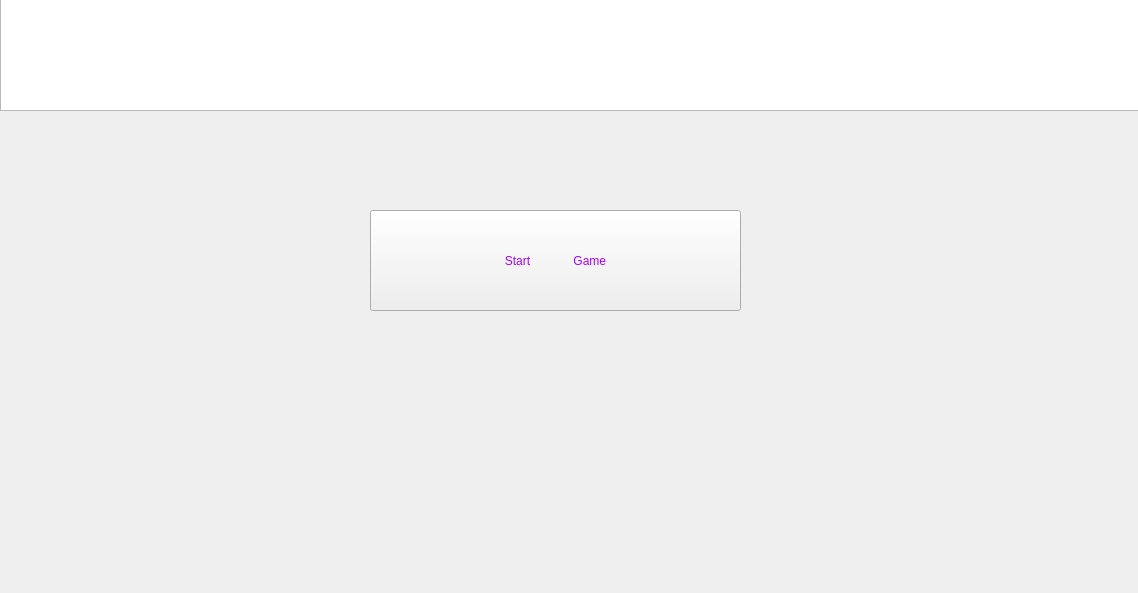
The window that TicTacToeGames/mainwindow.ui (bassant2005/X0_games) describes before a commit, drawn with Qt 5.
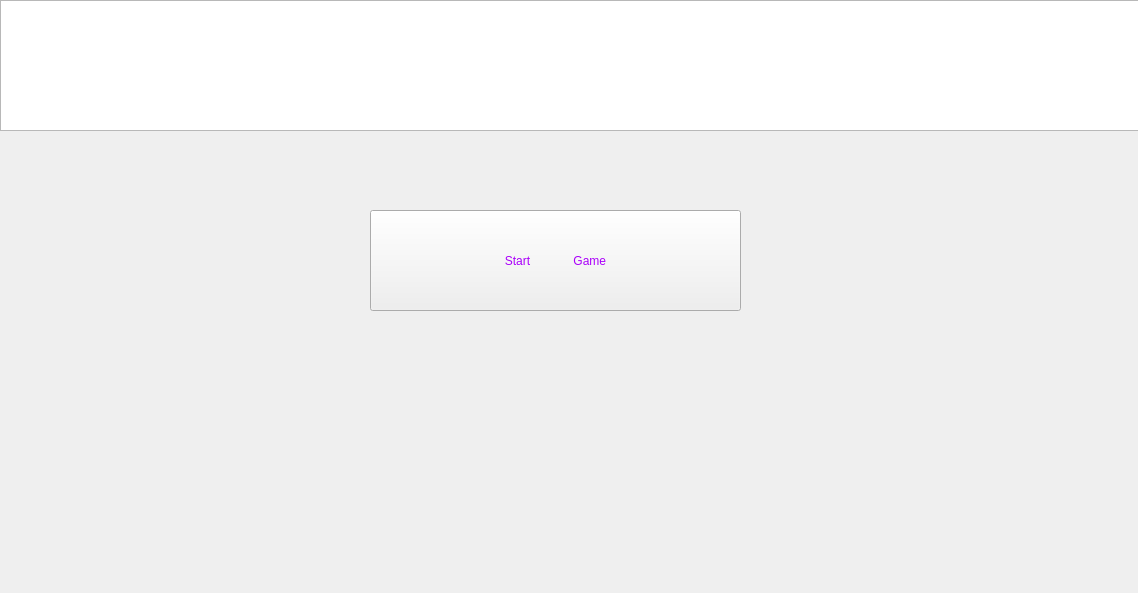
The same window after the commit. Icons and pictures are not drawn.

The edit to the form file:
```diff
--- a/TicTacToeGames/mainwindow.ui
+++ b/TicTacToeGames/mainwindow.ui
@@ -46,15 +46,18 @@
      <string>Start             Game</string>
     </property>
    </widget>
-   <widget class="QTextEdit" name="textEdit">
+   <widget class="QTextBrowser" name="textBrowser">
     <property name="geometry">
      <rect>
       <x>0</x>
-      <y>-10</y>
+      <y>0</y>
       <width>1151</width>
-      <height>121</height>
+      <height>131</height>
      </rect>
     </property>
+    <property name="styleSheet">
+     <string notr="true">background-color: rgb(170, 0, 127rgb(170, 0, 127));</string>
+    </property>
     <property name="html">
      <string>&lt;!DOCTYPE HTML PUBLIC &quot;-//W3C//DTD HTML 4.0//EN&quot; &quot;http://www.w3.org/TR/REC-html40/strict.dtd&quot;&gt;
 &lt;html&gt;&lt;head&gt;&lt;meta name=&quot;qrichtext&quot; content=&quot;1&quot; /&gt;&lt;meta charset=&quot;utf-8&quot; /&gt;&lt;style type=&quot;text/css&quot;&gt;
@@ -63,7 +66,7 @@
 li.unchecked::marker { content: &quot;\2610&quot;; }
 li.checked::marker { content: &quot;\2612&quot;; }
 &lt;/style&gt;&lt;/head&gt;&lt;body style=&quot; font-family:'Segoe UI'; font-size:9pt; font-weight:400; font-style:normal;&quot;&gt;
-&lt;p align=&quot;center&quot; style=&quot; margin-top:12px; margin-bottom:12px; margin-left:0px; margin-right:0px; -qt-block-indent:0; text-indent:0px;&quot;&gt;&lt;span style=&quot; font-size:36pt; font-weight:700; color:#ffffff;&quot;&gt;Welcom&lt;/span&gt;&lt;/p&gt;&lt;/body&gt;&lt;/html&gt;</string>
+&lt;p style=&quot; margin-top:0px; margin-bottom:0px; margin-left:0px; margin-right:0px; -qt-block-indent:0; text-indent:0px;&quot;&gt;&lt;span style=&quot; font-size:36pt; color:#ffffff;&quot;&gt;Welcome to Tic Tac Toe Game App&lt;/span&gt;&lt;/p&gt;&lt;/body&gt;&lt;/html&gt;</string>
     </property>
    </widget>
   </widget>
```
